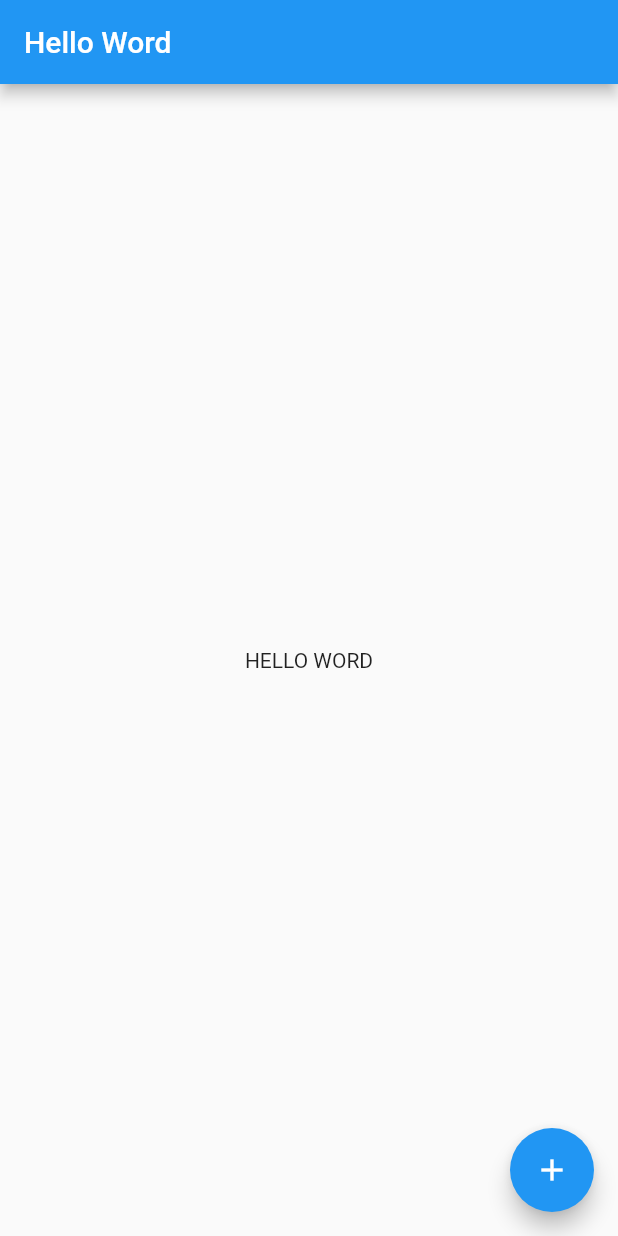
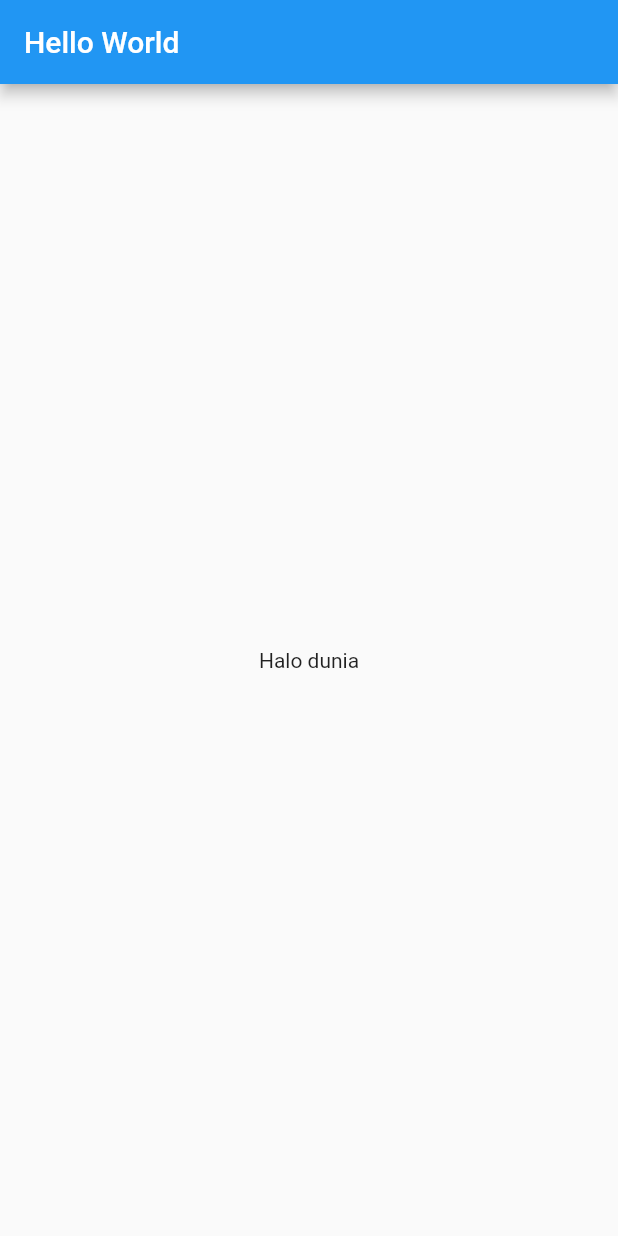
Before and after one commit to MrA-png/WPPB, a Flutter app: the screen it shows after launch, on a phone screen of 412 x 824 dp. Run offline on Flutter 3.47's test engine with Material 2 defaults, Android fonts, the phone set to English and light mode, and no system bars.

Commit message:
ini yg baru yha

```diff
--- a/lib/main.dart
+++ b/lib/main.dart
@@ -1,112 +1,20 @@
 import 'package:flutter/material.dart';
 
 void main() {
-  runApp(const MyApp());
+  runApp(
+      MaterialApp(
+          title: 'Hello world',
+          home: Scaffold(
+            appBar: AppBar(
+              title: Text('Hello World'),
+            ),
+            body: Center(
+              child: Text(
+                'Halo dunia',
+                textDirection: TextDirection.ltr,
+              ),
+            ),
+          )
+      )
+  );
 }
-
-class MyApp extends StatelessWidget {
-  const MyApp({Key? key}) : super(key: key);
-
-  // This widget is the root of your application.
-  @override
-  Widget build(BuildContext context) {
-    return MaterialApp(
-      title: 'Hello Word',
-      theme: ThemeData(
-        // This is the theme of your application.
-        //
-        // Try running your application with "flutter run". You'll see the
-        // application has a blue toolbar. Then, without quitting the app, try
-        // changing the primarySwatch below to Colors.green and then invoke
-        // "hot reload" (press "r" in the console where you ran "flutter run",
-        // or simply save your changes to "hot reload" in a Flutter IDE).
-        // Notice that the counter didn't reset back to zero; the application
-        // is not restarted.
-        primarySwatch: Colors.blue,
-      ),
-      home: const MyHomePage(title: 'Hello Word'),
-    );
-  }
-}
-
-class MyHomePage extends StatefulWidget {
-  const MyHomePage({Key? key, required this.title}) : super(key: key);
-
-  // This widget is the home page of your application. It is stateful, meaning
-  // that it has a State object (defined below) that contains fields that affect
-  // how it looks.
-
-  // This class is the configuration for the state. It holds the values (in this
-  // case the title) provided by the parent (in this case the App widget) and
-  // used by the build method of the State. Fields in a Widget subclass are
-  // always marked "final".
-
-  final String title;
-
-  @override
-  State<MyHomePage> createState() => _MyHomePageState();
-}
-
-class _MyHomePageState extends State<MyHomePage> {
-  int _counter = 0;
-
-  void _incrementCounter() {
-    setState(() {
-      // This call to setState tells the Flutter framework that something has
-      // changed in this State, which causes it to rerun the build method below
-      // so that the display can reflect the updated values. If we changed
-      // _counter without calling setState(), then the build method would not be
-      // called again, and so nothing would appear to happen.
-      _counter++;
-    });
-  }
-
-  @override
-  Widget build(BuildContext context) {
-    // This method is rerun every time setState is called, for instance as done
-    // by the _incrementCounter method above.
-    //
-    // The Flutter framework has been optimized to make rerunning build methods
-    // fast, so that you can just rebuild anything that needs updating rather
-    // than having to individually change instances of widgets.
-    return Scaffold(
-      appBar: AppBar(
-        // Here we take the value from the MyHomePage object that was created by
-        // the App.build method, and use it to set our appbar title.
-        title: Text(widget.title),
-      ),
-      body: Center(
-        // Center is a layout widget. It takes a single child and positions it
-        // in the middle of the parent.
-        child: Column(
-          // Column is also a layout widget. It takes a list of children and
-          // arranges them vertically. By default, it sizes itself to fit its
-          // children horizontally, and tries to be as tall as its parent.
-          //
-          // Invoke "debug painting" (press "p" in the console, choose the
-          // "Toggle Debug Paint" action from the Flutter Inspector in Android
-          // Studio, or the "Toggle Debug Paint" command in Visual Studio Code)
-          // to see the wireframe for each widget.
-          //
-          // Column has various properties to control how it sizes itself and
-          // how it positions its children. Here we use mainAxisAlignment to
-          // center the children vertically; the main axis here is the vertical
-          // axis because Columns are vertical (the cross axis would be
-          // horizontal).
-          mainAxisAlignment: MainAxisAlignment.center,
-          children: <Widget>[
-            Text(
-              'HELLO WORD',
-            ),
-
-          ],
-        ),
-      ),
-      floatingActionButton: FloatingActionButton(
-        onPressed: _incrementCounter,
-        tooltip: 'Increment',
-        child: const Icon(Icons.add),
-      ), // This trailing comma makes auto-formatting nicer for build methods.
-    );
-  }
-}
```
